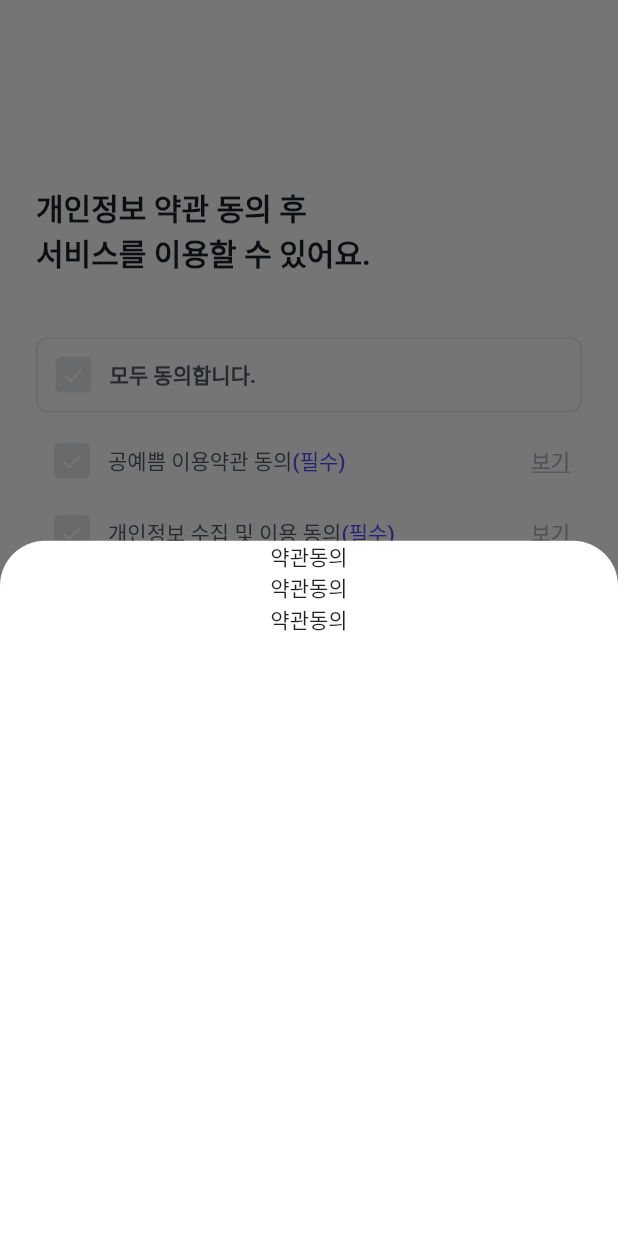
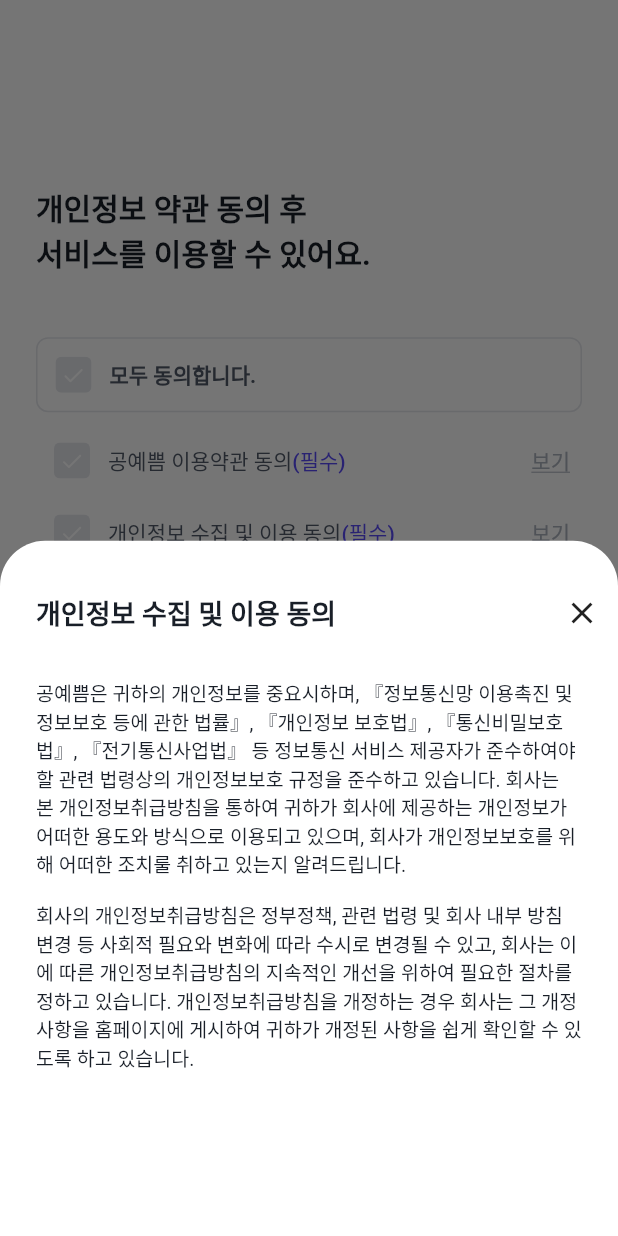
Before and after one commit to SW-Palindrome/Leporem-art-FE, a Flutter app: the screen it shows after launch, after a tap on "보기", on a phone screen of 412 x 824 dp. Run offline on Flutter 3.47's test engine with Material 2 defaults, Android fonts, the phone set to English and light mode, and no system bars; our stand-ins replace extended_image, firebase_analytics, firebase_core, flutter_dotenv, flutter_svg, get and 1 more; missing offline and left inert: amplitude_flutter, kakao_flutter_sdk; accounts and stored records are empty; Roboto replaces fonts that are missing (PretendardVariable).

Commit message:
Feat: Create bottom sheet

```diff
--- a/lib/src/screens/agreement.dart
+++ b/lib/src/screens/agreement.dart
@@ -140,14 +140,46 @@ class Agreement extends GetView<AgreementController> {
         InkWell(
           onTap: () {
             Get.bottomSheet(
-              Container(
-                child: Column(
-                  children: [
-                    Text("약관동의"),
-                    Text("약관동의"),
-                    Text("약관동의"),
-                  ],
-                ),
+              Column(
+                children: [
+                  Padding(
+                    padding: const EdgeInsets.only(top: 24, left: 24),
+                    child: Row(
+                      mainAxisAlignment: MainAxisAlignment.spaceBetween,
+                      children: [
+                        Text(
+                          "개인정보 수집 및 이용 동의",
+                          style: const TextStyle(
+                            color: const Color(0xff191f28),
+                            fontWeight: FontWeight.w600,
+                            fontFamily: "PretendardVariable",
+                            fontStyle: FontStyle.normal,
+                            fontSize: 18,
+                          ),
+                        ),
+                        IconButton(
+                          icon: Icon(Icons.close),
+                          onPressed: () {
+                            Get.back(); // bottomSheet 닫기
+                          },
+                        ),
+                      ],
+                    ),
+                  ),
+                  Padding(
+                    padding:
+                        const EdgeInsets.only(top: 20, left: 24, right: 24),
+                    child: Text(
+                        "공예쁨은 귀하의 개인정보를 중요시하며, 『정보통신망 이용촉진 및 정보보호 등에 관한 법률』, 『개인정보 보호법』, 『통신비밀보호법』, 『전기통신사업법』 등 정보통신 서비스 제공자가 준수하여야 할 관련 법령상의 개인정보보호 규정을 준수하고 있습니다. 회사는 본 개인정보취급방침을 통하여 귀하가 회사에 제공하는 개인정보가 어떠한 용도와 방식으로 이용되고 있으며, 회사가 개인정보보호를 위해 어떠한 조치룰 취하고 있는지 알려드립니다.\n\n회사의 개인정보취급방침은 정부정책, 관련 법령 및 회사 내부 방침 변경 등 사회적 필요와 변화에 따라 수시로 변경될 수 있고, 회사는 이에 따른 개인정보취급방침의 지속적인 개선을 위하여 필요한 절차를 정하고 있습니다. 개인정보취급방침을 개정하는 경우 회사는 그 개정사항을 홈페이지에 게시하여 귀하가 개정된 사항을 쉽게 확인할 수 있도록 하고 있습니다.",
+                        style: const TextStyle(
+                            color: const Color(0xff191f28),
+                            fontWeight: FontWeight.w400,
+                            fontFamily: "PretendardVariable",
+                            fontStyle: FontStyle.normal,
+                            fontSize: 13),
+                        textAlign: TextAlign.left),
+                  ),
+                ],
               ),
               enableDrag: false,
               backgroundColor: Colors.white,
```
